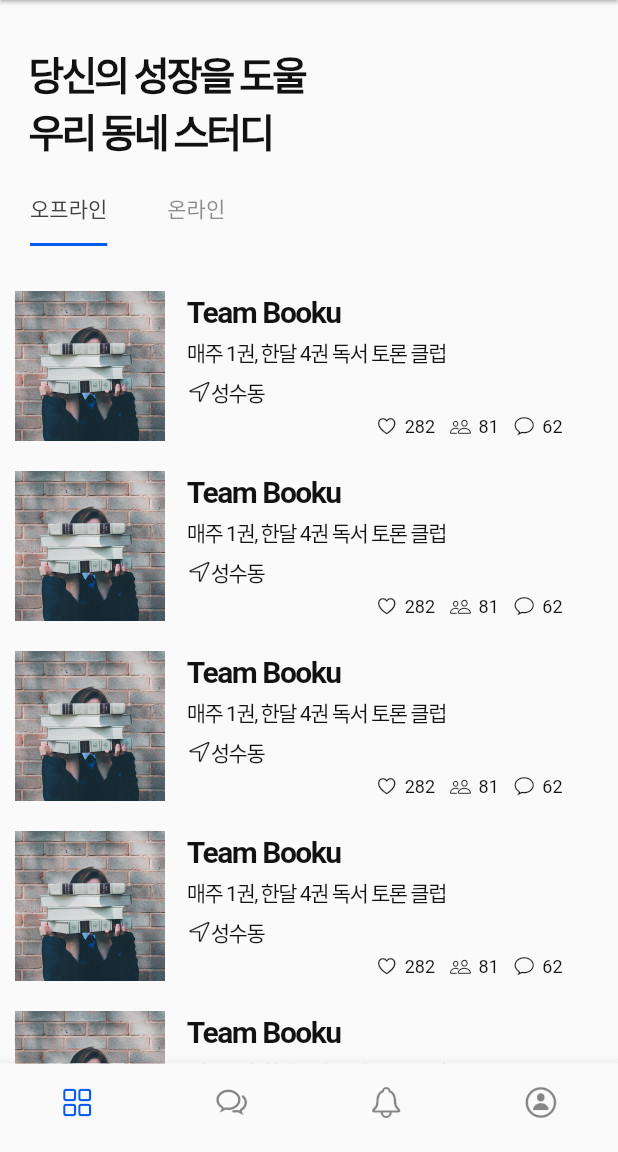
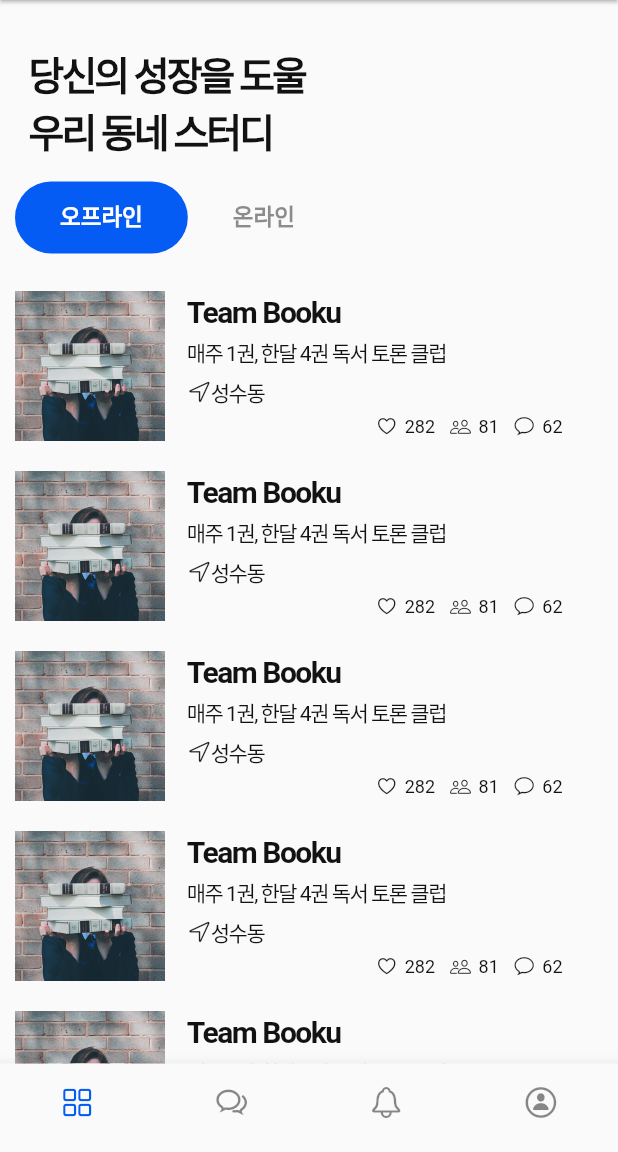
Before and after one commit to charlieoppa86/dvells, a Flutter app: the screen it shows after launch, on a phone screen of 412 x 824 dp, the part 84-1236 px from its top. Run offline on Flutter 3.47's test engine with Material 2 defaults, Android fonts, the phone set to English and light mode, and no system bars; our stand-ins replace dio.

Commit message:
second commit

```diff
--- a/lib/pages/main/Home.dart
+++ b/lib/pages/main/Home.dart
@@ -54,15 +54,21 @@ class _HomePageState extends State<HomePage> with TickerProviderStateMixin {
               )
             ],
           ),
-          Container(
+          Padding(
+            padding: const EdgeInsets.only(left: 10, top: 5),
+            child: Container(
                 child: Align(
               alignment: Alignment.centerLeft,
               child: TabBar(
-                labelPadding: EdgeInsets.symmetric(horizontal: 20),
+                  indicator: BoxDecoration(
+                      borderRadius: BorderRadius.circular(40),
+                      color: bluishClr),
+                  labelPadding: EdgeInsets.symmetric(horizontal: 30),
                   controller: _tabController,
-                labelColor: darkHeaderClr,
+                  labelColor: Colors.white,
+                  labelStyle:
+                      TextStyle(fontSize: 15, fontWeight: FontWeight.bold),
                   unselectedLabelColor: darkHeaderClr.withOpacity(0.6),
-                indicatorSize: TabBarIndicatorSize.label,
                   indicatorColor: bluishClr,
                   isScrollable: true,
                   tabs: [
@@ -74,8 +80,9 @@ class _HomePageState extends State<HomePage> with TickerProviderStateMixin {
                     ),
                   ]),
             )),
+          ),
           SizedBox(
-            height: 20,
+            height: 15,
           ),
           Expanded(
             child: Container(
```
Lines whose indentation alone changed are shown as unchanged.
